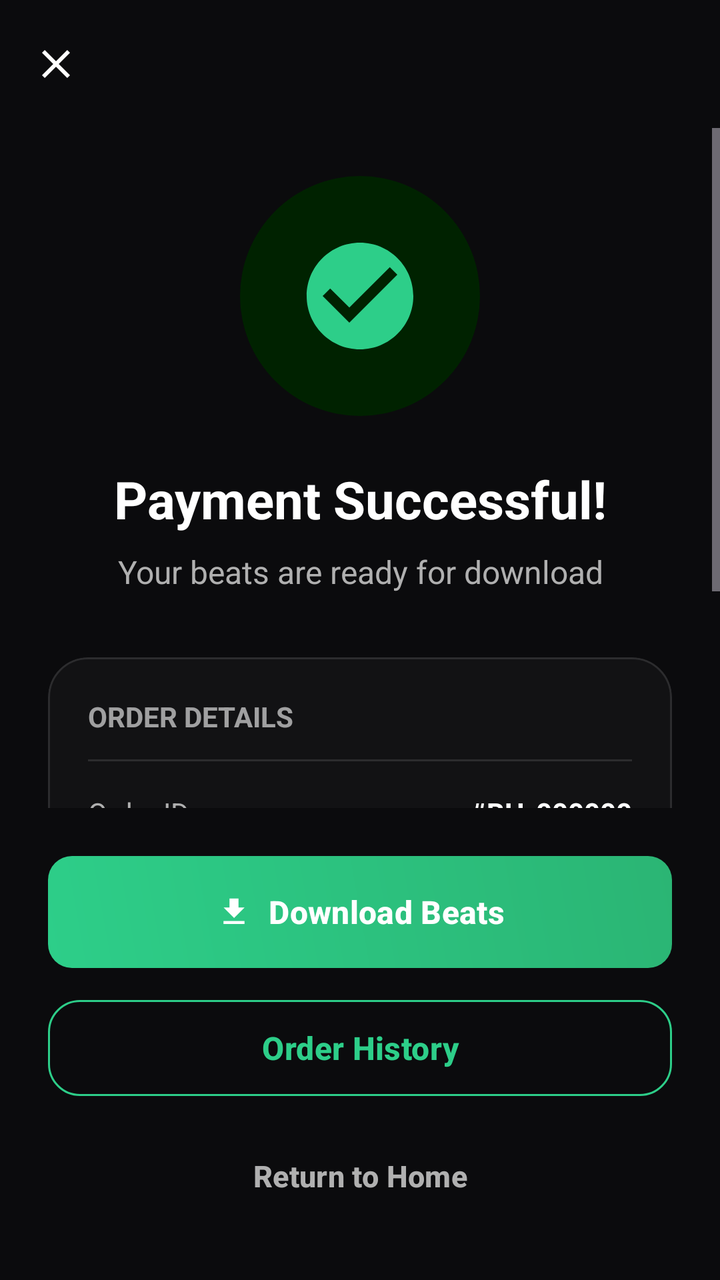
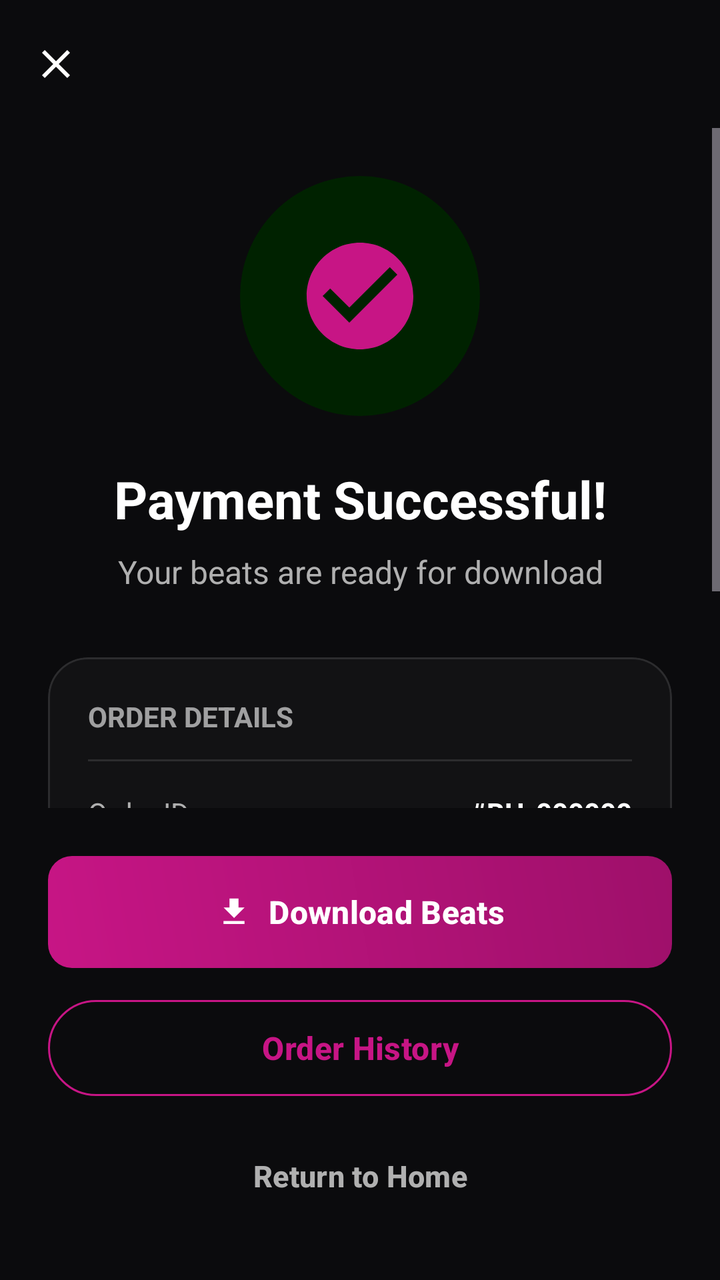

Screens rendered from an Android XML layout before and after an edit, with the pre-edit source and the edit as a unified diff.
<!-- AndroidManifest.xml: activity theme Theme.BeatHouse.Dark -->
<!-- res/layout/activity_order_complete.xml -->
<?xml version="1.0" encoding="utf-8"?>
<LinearLayout xmlns:android="http://schemas.android.com/apk/res/android"
    xmlns:app="http://schemas.android.com/apk/res-auto"
    android:layout_width="match_parent"
    android:layout_height="match_parent"
    android:orientation="vertical"
    android:background="@color/background">

    <com.google.android.material.appbar.MaterialToolbar
        android:id="@+id/toolbar"
        android:layout_width="match_parent"
        android:layout_height="?attr/actionBarSize"
        android:background="@android:color/transparent"
        app:title=""
        app:navigationIcon="@drawable/ic_close"
        app:navigationIconTint="@color/on_surface" />

    <ScrollView
        android:layout_width="match_parent"
        android:layout_height="0dp"
        android:layout_weight="1"
        android:overScrollMode="never">

        <LinearLayout
            android:layout_width="match_parent"
            android:layout_height="wrap_content"
            android:orientation="vertical"
            android:paddingHorizontal="24dp"
            android:paddingBottom="32dp"
            android:gravity="center_horizontal">

            
            <FrameLayout
                android:layout_width="120dp"
                android:layout_height="120dp"
                android:layout_marginTop="24dp"
                android:background="@drawable/circle_success_background">

                <ImageView
                    android:layout_width="64dp"
                    android:layout_height="64dp"
                    android:layout_gravity="center"
                    android:src="@drawable/ic_check_circle"
                    app:tint="@color/primary" />

            </FrameLayout>

            <TextView
                android:id="@+id/tv_success_message"
                android:layout_width="wrap_content"
                android:layout_height="wrap_content"
                android:layout_marginTop="24dp"
                android:text="Payment Successful!"
                android:textColor="@color/on_surface"
                android:textSize="26sp"
                android:textStyle="bold"
                android:textAlignment="center" />

            <TextView
                android:layout_width="wrap_content"
                android:layout_height="wrap_content"
                android:layout_marginTop="8dp"
                android:text="Your beats are ready for download"
                android:textColor="@color/on_surface_variant"
                android:textSize="16sp"
                android:textAlignment="center" />

            
            <com.google.android.material.card.MaterialCardView
                android:layout_width="match_parent"
                android:layout_height="wrap_content"
                android:layout_marginTop="32dp"
                app:cardCornerRadius="20dp"
                app:cardElevation="0dp"
                app:cardBackgroundColor="@color/surface_container_low"
                app:strokeWidth="1dp"
                app:strokeColor="@color/outline_variant">

                <LinearLayout
                    android:layout_width="match_parent"
                    android:layout_height="wrap_content"
                    android:orientation="vertical"
                    android:padding="20dp">

                    <TextView
                        android:layout_width="wrap_content"
                        android:layout_height="wrap_content"
                        android:text="Order Details"
                        android:textColor="@color/on_surface"
                        android:textSize="14sp"
                        android:textStyle="bold"
                        android:textAllCaps="true"
                        android:alpha="0.6" />

                    <View
                        android:layout_width="match_parent"
                        android:layout_height="1dp"
                        android:layout_marginTop="12dp"
                        android:background="@color/outline_variant" />

                    
                    <TableLayout
                        android:layout_width="match_parent"
                        android:layout_height="wrap_content"
                        android:layout_marginTop="16dp"
                        android:stretchColumns="1">

                        <TableRow android:layout_marginBottom="12dp">
                            <TextView
                                android:text="Order ID"
                                android:textColor="@color/on_surface_variant"
                                android:textSize="14sp" />
                            <TextView
                                android:id="@+id/tv_order_id"
                                android:text="#BH-000000"
                                android:textColor="@color/on_surface"
                                android:textSize="14sp"
                                android:textStyle="bold"
                                android:gravity="end" />
                        </TableRow>

                        <TableRow android:layout_marginBottom="12dp">
                            <TextView
                                android:text="Transaction"
                                android:textColor="@color/on_surface_variant"
                                android:textSize="14sp" />
                            <TextView
                                android:id="@+id/tv_transaction_id"
                                android:text="TXN-12345"
                                android:textColor="@color/on_surface"
                                android:textSize="14sp"
                                android:textStyle="bold"
                                android:gravity="end" />
                        </TableRow>

                        <TableRow android:layout_marginBottom="12dp">
                            <TextView
                                android:text="Items"
                                android:textColor="@color/on_surface_variant"
                                android:textSize="14sp" />
                            <TextView
                                android:id="@+id/tv_item_count"
                                android:text="1 beat"
                                android:textColor="@color/on_surface"
                                android:textSize="14sp"
                                android:textStyle="bold"
                                android:gravity="end" />
                        </TableRow>

                        <TableRow>
                            <TextView
                                android:text="Total Paid"
                                android:textColor="@color/on_surface_variant"
                                android:textSize="14sp" />
                            <TextView
                                android:id="@+id/tv_total"
                                android:text="$0.00"
                                android:textColor="@color/primary"
                                android:textSize="16sp"
                                android:textStyle="bold"
                                android:gravity="end" />
                        </TableRow>

                    </TableLayout>

                </LinearLayout>

            </com.google.android.material.card.MaterialCardView>

            
            <LinearLayout
                android:id="@+id/download_progress_container"
                android:layout_width="match_parent"
                android:layout_height="wrap_content"
                android:layout_marginTop="24dp"
                android:orientation="vertical"
                android:visibility="gone">

                <TextView
                    android:id="@+id/tv_download_progress"
                    android:layout_width="match_parent"
                    android:layout_height="wrap_content"
                    android:text="Downloading..."
                    android:textAlignment="center"
                    android:textColor="@color/primary"
                    android:textSize="14sp"
                    android:textStyle="bold" />

                <com.google.android.material.progressindicator.LinearProgressIndicator
                    android:id="@+id/download_progress_bar"
                    android:layout_width="match_parent"
                    android:layout_height="8dp"
                    android:layout_marginTop="8dp"
                    app:indicatorColor="@color/primary"
                    app:trackColor="@color/surface_variant"
                    app:trackCornerRadius="4dp" />

            </LinearLayout>

        </LinearLayout>

    </ScrollView>

    
    <LinearLayout
        android:layout_width="match_parent"
        android:layout_height="wrap_content"
        android:orientation="vertical"
        android:padding="24dp"
        android:background="@color/background">

        <com.google.android.material.button.MaterialButton
            android:id="@+id/btn_download_beats"
            android:layout_width="match_parent"
            android:layout_height="56dp"
            android:text="Download Beats"
            android:textSize="16sp"
            android:textStyle="bold"
            android:background="@drawable/bg_primary_gradient"
            app:backgroundTint="@null"
            app:cornerRadius="16dp"
            android:textColor="@color/on_primary"
            app:icon="@drawable/ic_download"
            app:iconGravity="textStart" />

        <com.google.android.material.button.MaterialButton
            android:id="@+id/btn_view_orders"
            android:layout_width="match_parent"
            android:layout_height="56dp"
            android:layout_marginTop="12dp"
            android:text="Order History"
            android:textSize="16sp"
            app:cornerRadius="16dp"
            style="@style/Widget.Material3.Button.OutlinedButton"
            android:textColor="@color/primary"
            app:strokeColor="@color/primary" />

        <com.google.android.material.button.MaterialButton
            android:id="@+id/btn_continue_shopping"
            android:layout_width="match_parent"
            android:layout_height="56dp"
            android:layout_marginTop="8dp"
            android:text="Return to Home"
            android:textSize="15sp"
            style="@style/Widget.Material3.Button.TextButton"
            android:textColor="@color/on_surface_variant" />

    </LinearLayout>

    
    <TextView
        android:id="@+id/tv_confetti1"
        android:layout_width="0dp"
        android:layout_height="0dp"
        android:visibility="gone" />

</LinearLayout>
<!-- resources referenced by this layout -->
<resources>
  <color name="background">#0B0B0D</color>
  <color name="on_primary">#FFFFFF</color>
  <color name="on_surface">#FFFFFF</color>
  <color name="on_surface_variant">#B0B0B0</color>
  <color name="outline_variant">#2C2C2E</color>
  <color name="primary">#2DCE89</color>
  <color name="surface_container_low">#121214</color>
  <color name="surface_variant">#1A1A1C</color>
  <!-- drawable bg_primary_gradient (drawable) -->
  <?xml version="1.0" encoding="utf-8"?>
  <shape xmlns:android="http://schemas.android.com/apk/res/android"
      android:shape="rectangle">
      <gradient
          android:startColor="#2DCE89"
          android:endColor="#2BB574"
          android:angle="45" />
      <corners android:radius="12dp" />
  </shape>
  <!-- drawable circle_success_background (drawable) -->
  <?xml version="1.0" encoding="utf-8"?>
  <shape xmlns:android="http://schemas.android.com/apk/res/android"
      android:shape="oval">
      <solid android:color="@color/success_container" />
      <size android:width="80dp" android:height="80dp" />
  </shape>
  <style name="Theme.BeatHouse.Dark" parent="Theme.BeatHouse">
          <item name="colorSurface">@color/surface</item>
          <item name="android:windowBackground">@color/background</item>
      </style>
  <color name="success_container">#002200</color>
  <color name="surface">#121214</color>
  <color name="primary_container">#004D40</color>
  <color name="secondary">#8E8E93</color>
  <color name="secondary_container">#1C1C1E</color>
  <color name="on_secondary">#FFFFFF</color>
  <color name="error">#FF453A</color>
  <color name="error_container">#330000</color>
  <color name="outline">#1C1C1E</color>
  <style name="Widget.BeatHouse.Button" parent="Widget.Material3.Button">
          <item name="android:textSize">16sp</item>
          <item name="android:textStyle">bold</item>
          <item name="cornerRadius">12dp</item>
          <item name="iconGravity">textStart</item>
          <item name="iconPadding">8dp</item>
          <item name="android:insetTop">4dp</item>
          <item name="android:insetBottom">4dp</item>
          <item name="backgroundTint">@color/primary</item>
          <item name="android:textColor">@color/on_primary</item>
      </style>
  <style name="Widget.BeatHouse.Card" parent="Widget.Material3.CardView.Elevated">
          <item name="cardCornerRadius">16dp</item>
          <item name="cardElevation">0dp</item>
          <item name="strokeColor">@color/outline</item>
          <item name="strokeWidth">1dp</item>
          <item name="cardBackgroundColor">@color/surface_container</item>
      </style>
  <style name="Widget.BeatHouse.BottomNavigation" parent="Widget.Material3.BottomNavigationView">
          <item name="itemIconTint">@color/bottom_nav_icon_tint</item>
          <item name="itemTextColor">@color/bottom_nav_text_tint</item>
          <item name="itemBackground">@color/surface</item>
          <item name="android:background">@color/surface</item>
          <item name="elevation">0dp</item>
          <item name="itemPaddingTop">12dp</item>
          <item name="itemPaddingBottom">12dp</item>
      </style>
  <style name="Widget.BeatHouse.AppBarLayout" parent="Widget.Material3.AppBarLayout">
          <item name="android:background">@color/surface</item>
          <item name="backgroundTint">@color/surface</item>
      </style>
  <style name="Widget.BeatHouse.Chip" parent="Widget.Material3.Chip.Filter">
          <item name="chipCornerRadius">12dp</item>
          <item name="chipStrokeColor">@color/outline</item>
          <item name="chipStrokeWidth">1dp</item>
          <item name="android:textColor">@color/on_surface_variant</item>
          <item name="chipBackgroundColor">@color/surface_container</item>
          <item name="checkedIconTint">@color/primary</item>
          <item name="android:textSize">14sp</item>
      </style>
  <color name="surface_container">#1C1C1E</color>
  <!-- unchanged entries left out for length: 5 -->
</resources>

<!-- the commit's change to res/layout/activity_order_complete.xml (unified diff, before → after) -->
@@ -218,7 +218,7 @@
             android:textStyle="bold"
             android:background="@drawable/bg_primary_gradient"
             app:backgroundTint="@null"
-            app:cornerRadius="16dp"
+            app:cornerRadius="24dp"
             android:textColor="@color/on_primary"
             app:icon="@drawable/ic_download"
             app:iconGravity="textStart" />
@@ -230,7 +230,7 @@
             android:layout_marginTop="12dp"
             android:text="Order History"
             android:textSize="16sp"
-            app:cornerRadius="16dp"
+            app:cornerRadius="24dp"
             style="@style/Widget.Material3.Button.OutlinedButton"
             android:textColor="@color/primary"
             app:strokeColor="@color/primary" />
<!-- resource entries referenced after the edit -->
@@ -5,7 +5,7 @@
   <color name="on_surface">#FFFFFF</color>
   <color name="on_surface_variant">#B0B0B0</color>
   <color name="outline_variant">#2C2C2E</color>
-  <color name="primary">#2DCE89</color>
+  <color name="primary">#C71585</color>
   <color name="surface_container_low">#121214</color>
   <color name="surface_variant">#1A1A1C</color>
   <!-- drawable bg_primary_gradient (drawable) -->
@@ -13,8 +13,8 @@
   <shape xmlns:android="http://schemas.android.com/apk/res/android"
       android:shape="rectangle">
       <gradient
-          android:startColor="#2DCE89"
-          android:endColor="#2BB574"
+          android:startColor="#C71585"
+          android:endColor="#9E106A"
           android:angle="45" />
       <corners android:radius="12dp" />
   </shape>
@@ -31,7 +31,7 @@
       </style>
   <color name="success_container">#002200</color>
   <color name="surface">#121214</color>
-  <color name="primary_container">#004D40</color>
+  <color name="primary_container">#4D0033</color>
   <color name="secondary">#8E8E93</color>
   <color name="secondary_container">#1C1C1E</color>
   <color name="on_secondary">#FFFFFF</color>
@@ -41,7 +41,7 @@
   <style name="Widget.BeatHouse.Button" parent="Widget.Material3.Button">
           <item name="android:textSize">16sp</item>
           <item name="android:textStyle">bold</item>
-          <item name="cornerRadius">12dp</item>
+          <item name="cornerRadius">24dp</item>
           <item name="iconGravity">textStart</item>
           <item name="iconPadding">8dp</item>
           <item name="android:insetTop">4dp</item>
@@ -50,7 +50,7 @@
           <item name="android:textColor">@color/on_primary</item>
       </style>
   <style name="Widget.BeatHouse.Card" parent="Widget.Material3.CardView.Elevated">
-          <item name="cardCornerRadius">16dp</item>
+          <item name="cardCornerRadius">28dp</item>
           <item name="cardElevation">0dp</item>
           <item name="strokeColor">@color/outline</item>
           <item name="strokeWidth">1dp</item>
@@ -59,18 +59,19 @@
   <style name="Widget.BeatHouse.BottomNavigation" parent="Widget.Material3.BottomNavigationView">
           <item name="itemIconTint">@color/bottom_nav_icon_tint</item>
           <item name="itemTextColor">@color/bottom_nav_text_tint</item>
-          <item name="itemBackground">@color/surface</item>
-          <item name="android:background">@color/surface</item>
+          <item name="itemBackground">@android:color/transparent</item>
+          <item name="android:background">@android:color/transparent</item>
           <item name="elevation">0dp</item>
           <item name="itemPaddingTop">12dp</item>
           <item name="itemPaddingBottom">12dp</item>
+          <item name="labelVisibilityMode">unlabeled</item>
       </style>
   <style name="Widget.BeatHouse.AppBarLayout" parent="Widget.Material3.AppBarLayout">
           <item name="android:background">@color/surface</item>
           <item name="backgroundTint">@color/surface</item>
       </style>
   <style name="Widget.BeatHouse.Chip" parent="Widget.Material3.Chip.Filter">
-          <item name="chipCornerRadius">12dp</item>
+          <item name="chipCornerRadius">20dp</item>
           <item name="chipStrokeColor">@color/outline</item>
           <item name="chipStrokeWidth">1dp</item>
           <item name="android:textColor">@color/on_surface_variant</item>
